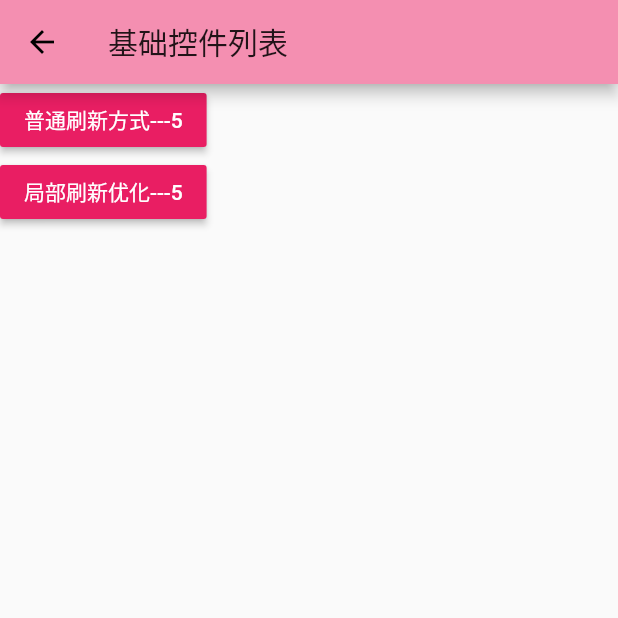
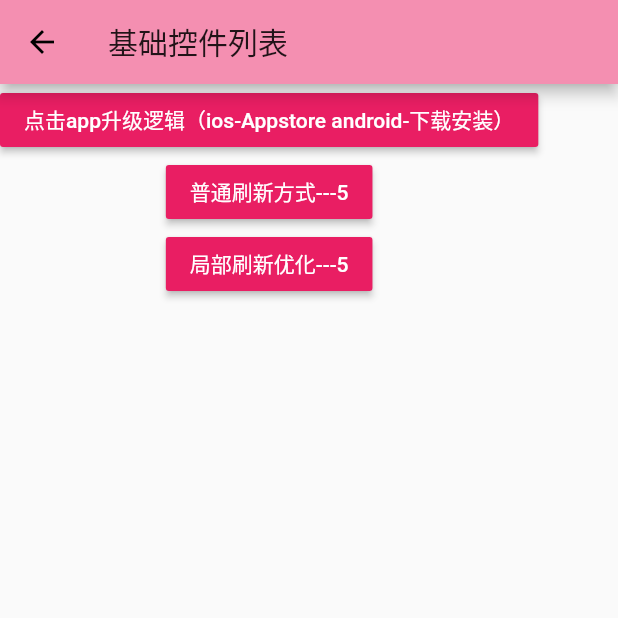
Before and after one commit to 1136346879/flutter_shop, a Flutter app: the commonWidgetPage screen opened directly, on a phone screen of 412 x 824 dp, the top half of it. Run offline on Flutter 3.47's test engine with Material 2 defaults, Android fonts, the phone set to English and light mode, and no system bars; our stand-ins replace dio, flutter_screenutil, flutter_swiper, fluttertoast, open_file; network calls fail.

Commit message:
app升级逻辑调整

```diff
--- a/lib/pages/common_widget_page.dart
+++ b/lib/pages/common_widget_page.dart
@@ -1,6 +1,8 @@
 import 'package:flutter/material.dart';
 import 'package:flutter_hexun/pages/GlobKeyTestRoute.dart';
 import '../pages/TestRoute.dart';
+import 'package:flutter_hexun/widget/UpgradeDialog.dart';
+import 'package:flutter_hexun/config/finalData.dart';
 
 /**
  *  基础控件列表页
@@ -17,6 +19,11 @@ class commonWidgetPage extends StatelessWidget {
         body: SingleChildScrollView(
           child:  Column(
             children: <Widget>[
+              RaisedButton(
+                color: Colors.pink,
+                onPressed: ()=>   updateAlert(context, mockData), //点击
+                child: Text("点击app升级逻辑（ios-Appstore android-下载安装）",style:TextStyle(color: Colors.white)),
+              ),
                RaisedButton(
                  color: Colors.pink,
                 onPressed: ()=> jumpToPush(context,TestRoute(num: 5)), //点击
--- a/lib/pages/index_page.dart
+++ b/lib/pages/index_page.dart
@@ -36,7 +36,7 @@ class _IndexPageState extends State<IndexPage> {
   void initState(){
     super.initState();
     this._pageController=new PageController(initialPage: this.currentIndex);
-    updateAlert(context, mockData);
+//      updateAlert(context, mockData);//升级框
   }
 
   @override
--- a/lib/widget/UpgradeDialog.dart
+++ b/lib/widget/UpgradeDialog.dart
@@ -8,7 +8,9 @@ import 'package:url_launcher/url_launcher.dart';
 import 'package:path_provider/path_provider.dart';
 
 const mainTextColor = Color.fromRGBO(115, 115, 115, 1.0);
-
+/**
+ * 升级逻辑添加
+ */
 Future<void> updateAlert(BuildContext context, Map data) async {
   bool isForceUpdate = data['isForceUpdate']; // 从数据拿到是否强制更新字段
 
```
Also changed, not shown: 1 other file.
